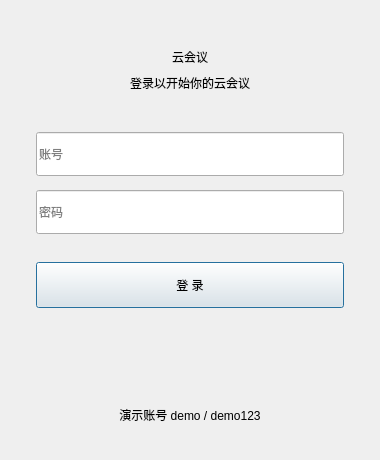
Above: client/src/ui/login.ui from wang-y-cell/CCMeeting before the change. Below: the same form after it.
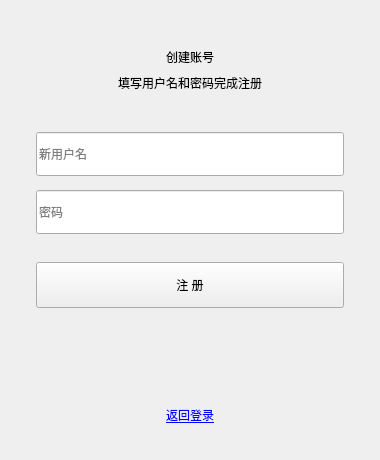
That is the form after the change. The open tabs and pages were chosen to show the change.

Commit message: 修改用户识别方式从ip改为id,添加用户注册

Diff of the .ui file:
```diff
--- a/client/src/ui/login.ui
+++ b/client/src/ui/login.ui
@@ -42,6 +42,28 @@
     <number>36</number>
    </property>
    <item>
+    <widget class="QStackedWidget" name="stackedWidget">
+     <property name="currentIndex">
+      <number>0</number>
+     </property>
+     <widget class="QWidget" name="loginPage">
+      <layout class="QVBoxLayout" name="loginPageLayout">
+       <property name="spacing">
+        <number>0</number>
+       </property>
+       <property name="leftMargin">
+        <number>0</number>
+       </property>
+       <property name="topMargin">
+        <number>0</number>
+       </property>
+       <property name="rightMargin">
+        <number>0</number>
+       </property>
+       <property name="bottomMargin">
+        <number>0</number>
+       </property>
+       <item>
     <widget class="QLabel" name="brandLabel">
      <property name="text">
       <string>云会议</string>
@@ -178,7 +200,7 @@
      <property name="sizeHint" stdset="0">
       <size>
        <width>20</width>
-       <height>40</height>
+           <height>24</height>
       </size>
      </property>
     </spacer>
@@ -191,6 +213,225 @@
      <property name="alignment">
       <set>Qt::AlignmentFlag::AlignCenter</set>
      </property>
+        </widget>
+       </item>
+       <item>
+        <spacer name="createUserSpacer">
+         <property name="orientation">
+          <enum>Qt::Orientation::Vertical</enum>
+         </property>
+         <property name="sizeType">
+          <enum>QSizePolicy::Policy::Fixed</enum>
+         </property>
+         <property name="sizeHint" stdset="0">
+          <size>
+           <width>20</width>
+           <height>10</height>
+          </size>
+         </property>
+        </spacer>
+       </item>
+       <item>
+        <widget class="QLabel" name="createUserLink">
+         <property name="cursor">
+          <cursorShape>PointingHandCursor</cursorShape>
+         </property>
+         <property name="text">
+          <string>&lt;a href=&quot;create&quot;&gt;创建新用户&lt;/a&gt;</string>
+         </property>
+         <property name="alignment">
+          <set>Qt::AlignmentFlag::AlignCenter</set>
+         </property>
+         <property name="openExternalLinks">
+          <bool>false</bool>
+         </property>
+         <property name="textFormat">
+          <enum>Qt::TextFormat::RichText</enum>
+         </property>
+        </widget>
+       </item>
+      </layout>
+     </widget>
+     <widget class="QWidget" name="registerPage">
+      <layout class="QVBoxLayout" name="registerPageLayout">
+       <property name="spacing">
+        <number>0</number>
+       </property>
+       <property name="leftMargin">
+        <number>0</number>
+       </property>
+       <property name="topMargin">
+        <number>0</number>
+       </property>
+       <property name="rightMargin">
+        <number>0</number>
+       </property>
+       <property name="bottomMargin">
+        <number>0</number>
+       </property>
+       <item>
+        <widget class="QLabel" name="registerBrandLabel">
+         <property name="text">
+          <string>创建账号</string>
+         </property>
+         <property name="alignment">
+          <set>Qt::AlignmentFlag::AlignCenter</set>
+         </property>
+        </widget>
+       </item>
+       <item>
+        <spacer name="registerBrandSpacer">
+         <property name="orientation">
+          <enum>Qt::Orientation::Vertical</enum>
+         </property>
+         <property name="sizeType">
+          <enum>QSizePolicy::Policy::Fixed</enum>
+         </property>
+         <property name="sizeHint" stdset="0">
+          <size>
+           <width>20</width>
+           <height>8</height>
+          </size>
+         </property>
+        </spacer>
+       </item>
+       <item>
+        <widget class="QLabel" name="registerSubtitleLabel">
+         <property name="text">
+          <string>填写用户名和密码完成注册</string>
+         </property>
+         <property name="alignment">
+          <set>Qt::AlignmentFlag::AlignCenter</set>
+         </property>
+        </widget>
+       </item>
+       <item>
+        <spacer name="registerTopSpacer">
+         <property name="orientation">
+          <enum>Qt::Orientation::Vertical</enum>
+         </property>
+         <property name="sizeType">
+          <enum>QSizePolicy::Policy::Fixed</enum>
+         </property>
+         <property name="sizeHint" stdset="0">
+          <size>
+           <width>20</width>
+           <height>40</height>
+          </size>
+         </property>
+        </spacer>
+       </item>
+       <item>
+        <widget class="QLineEdit" name="register_username_line">
+         <property name="minimumSize">
+          <size>
+           <width>0</width>
+           <height>44</height>
+          </size>
+         </property>
+         <property name="placeholderText">
+          <string>新用户名</string>
+         </property>
+        </widget>
+       </item>
+       <item>
+        <spacer name="registerFieldSpacer">
+         <property name="orientation">
+          <enum>Qt::Orientation::Vertical</enum>
+         </property>
+         <property name="sizeType">
+          <enum>QSizePolicy::Policy::Fixed</enum>
+         </property>
+         <property name="sizeHint" stdset="0">
+          <size>
+           <width>20</width>
+           <height>14</height>
+          </size>
+         </property>
+        </spacer>
+       </item>
+       <item>
+        <widget class="QLineEdit" name="register_password_line">
+         <property name="minimumSize">
+          <size>
+           <width>0</width>
+           <height>44</height>
+          </size>
+         </property>
+         <property name="echoMode">
+          <enum>QLineEdit::EchoMode::Password</enum>
+         </property>
+         <property name="placeholderText">
+          <string>密码</string>
+         </property>
+        </widget>
+       </item>
+       <item>
+        <spacer name="registerButtonSpacer">
+         <property name="orientation">
+          <enum>Qt::Orientation::Vertical</enum>
+         </property>
+         <property name="sizeType">
+          <enum>QSizePolicy::Policy::Fixed</enum>
+         </property>
+         <property name="sizeHint" stdset="0">
+          <size>
+           <width>20</width>
+           <height>28</height>
+          </size>
+         </property>
+        </spacer>
+       </item>
+       <item>
+        <widget class="QPushButton" name="register_button">
+         <property name="minimumSize">
+          <size>
+           <width>0</width>
+           <height>46</height>
+          </size>
+         </property>
+         <property name="cursor">
+          <cursorShape>PointingHandCursor</cursorShape>
+         </property>
+         <property name="text">
+          <string>注 册</string>
+         </property>
+        </widget>
+       </item>
+       <item>
+        <spacer name="registerBottomSpacer">
+         <property name="orientation">
+          <enum>Qt::Orientation::Vertical</enum>
+         </property>
+         <property name="sizeHint" stdset="0">
+          <size>
+           <width>20</width>
+           <height>40</height>
+          </size>
+         </property>
+        </spacer>
+       </item>
+       <item>
+        <widget class="QLabel" name="backToLoginLink">
+         <property name="cursor">
+          <cursorShape>PointingHandCursor</cursorShape>
+         </property>
+         <property name="text">
+          <string>&lt;a href=&quot;back&quot;&gt;返回登录&lt;/a&gt;</string>
+         </property>
+         <property name="alignment">
+          <set>Qt::AlignmentFlag::AlignCenter</set>
+         </property>
+         <property name="openExternalLinks">
+          <bool>false</bool>
+         </property>
+         <property name="textFormat">
+          <enum>Qt::TextFormat::RichText</enum>
+         </property>
+        </widget>
+       </item>
+      </layout>
+     </widget>
     </widget>
    </item>
   </layout>
```
Lines whose indentation alone changed are shown as unchanged. The commit also changes 69 other files.
